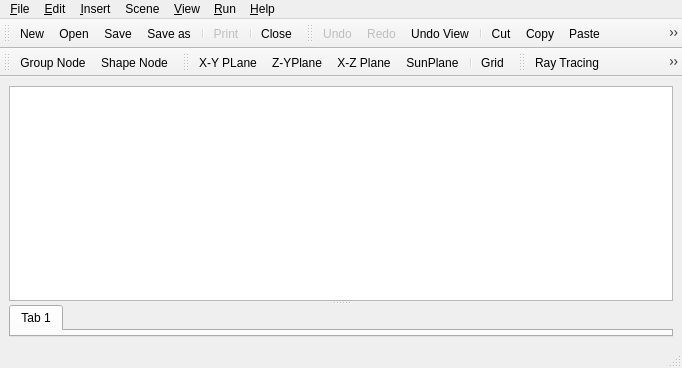
Above: source/application/gui/MainWindow.ui from CST-Modelling-Tools/TonatiuhPP before the change. Below: the same form after it.
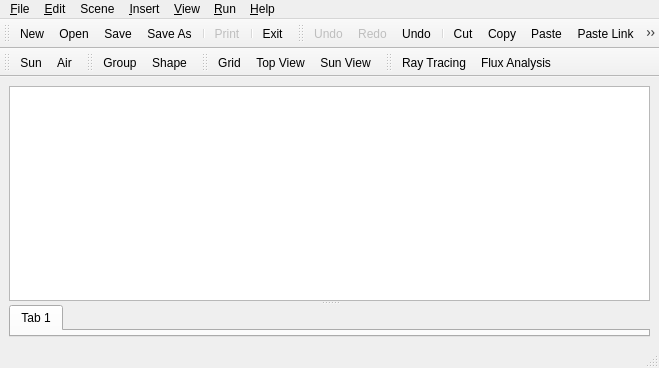
That is the form after the change. Icons and pictures are not drawn. Custom widgets are drawn as their Qt base class.

The edit to the form file:
```diff
--- a/source/application/gui/MainWindow.ui
+++ b/source/application/gui/MainWindow.ui
@@ -9,7 +9,7 @@
    <rect>
     <x>0</x>
     <y>0</y>
-    <width>682</width>
+    <width>659</width>
     <height>368</height>
    </rect>
   </property>
@@ -92,7 +92,7 @@
     <rect>
      <x>0</x>
      <y>0</y>
-     <width>682</width>
+     <width>659</width>
      <height>21</height>
     </rect>
    </property>
@@ -232,8 +232,8 @@
    </widget>
    <addaction name="menuFile"/>
    <addaction name="menuEdit"/>
-   <addaction name="menuInsert"/>
    <addaction name="menuEnvironment"/>
+   <addaction name="menuInsert"/>
    <addaction name="menuView"/>
    <addaction name="menu_Raytrace"/>
    <addaction name="menuHelp"/>
@@ -284,6 +284,19 @@
    <addaction name="actionPasteLink"/>
    <addaction name="actionDelete"/>
   </widget>
+  <widget class="QToolBar" name="sceneToolBar">
+   <property name="windowTitle">
+    <string>toolBar</string>
+   </property>
+   <attribute name="toolBarArea">
+    <enum>TopToolBarArea</enum>
+   </attribute>
+   <attribute name="toolBarBreak">
+    <bool>true</bool>
+   </attribute>
+   <addaction name="actionDefineSunLight"/>
+   <addaction name="actionDefineTransmissivity"/>
+  </widget>
   <widget class="QToolBar" name="insertToolBar">
    <property name="windowTitle">
     <string>Node Kits</string>
@@ -292,7 +305,7 @@
     <enum>TopToolBarArea</enum>
    </attribute>
    <attribute name="toolBarBreak">
-    <bool>true</bool>
+    <bool>false</bool>
    </attribute>
    <addaction name="actionNode"/>
    <addaction name="actionSurfaceNode"/>
@@ -307,12 +320,9 @@
    <attribute name="toolBarBreak">
     <bool>false</bool>
    </attribute>
-   <addaction name="action_X_Y_Plane"/>
-   <addaction name="action_Y_Z_Plane"/>
+   <addaction name="actionGrid"/>
    <addaction name="action_X_Z_Plane"/>
    <addaction name="actionSunPlane"/>
-   <addaction name="separator"/>
-   <addaction name="actionGrid"/>
   </widget>
   <widget class="QToolBar" name="raytraceToolBar">
    <property name="windowTitle">
@@ -342,7 +352,7 @@
      <normaloff>:/icons/open.png</normaloff>:/icons/open.png</iconset>
    </property>
    <property name="text">
-    <string>&amp;Open ...</string>
+    <string>&amp;Open...</string>
    </property>
   </action>
   <action name="actionSave">
@@ -360,7 +370,7 @@
      <normaloff>:/icons/saveas.png</normaloff>:/icons/saveas.png</iconset>
    </property>
    <property name="text">
-    <string>Save &amp;as ...</string>
+    <string>Save &amp;As...</string>
    </property>
   </action>
   <action name="actionPrint">
@@ -381,7 +391,7 @@
      <normaloff>:/icons/close.png</normaloff>:/icons/close.png</iconset>
    </property>
    <property name="text">
-    <string>&amp;Close</string>
+    <string>E&amp;xit</string>
    </property>
   </action>
   <action name="actionUndo">
@@ -488,7 +498,7 @@
      <normaloff>:/icons/undoView.png</normaloff>:/icons/undoView.png</iconset>
    </property>
    <property name="text">
-    <string>Undo View</string>
+    <string>Undo...</string>
    </property>
   </action>
   <action name="actionNode">
@@ -497,7 +507,7 @@
      <normaloff>:/icons/nodeGroup.png</normaloff>:/icons/nodeGroup.png</iconset>
    </property>
    <property name="text">
-    <string>Group Node</string>
+    <string>Group</string>
    </property>
   </action>
   <action name="actionDisplayRays">
@@ -552,7 +562,7 @@
      <normaloff>:/icons/nodeShape.png</normaloff>:/icons/nodeShape.png</iconset>
    </property>
    <property name="text">
-    <string>Shape Node</string>
+    <string>Shape</string>
    </property>
   </action>
   <action name="action_X_Y_Plane">
@@ -570,7 +580,7 @@
      <normaloff>:/icons/viewer_viewXZ.png</normaloff>:/icons/viewer_viewXZ.png</iconset>
    </property>
    <property name="text">
-    <string>X-Z Plane</string>
+    <string>Top View</string>
    </property>
   </action>
   <action name="action_Y_Z_Plane">
@@ -579,7 +589,7 @@
      <normaloff>:/icons/viewer_viewYZ.png</normaloff>:/icons/viewer_viewYZ.png</iconset>
    </property>
    <property name="text">
-    <string>Z-YPlane</string>
+    <string>Z-Y Plane</string>
    </property>
   </action>
   <action name="actionDefineSunLight">
@@ -670,7 +680,7 @@
      <normaloff>:/icons/viewer_viewSun.png</normaloff>:/icons/viewer_viewSun.png</iconset>
    </property>
    <property name="text">
-    <string>SunPlane</string>
+    <string>Sun View</string>
    </property>
   </action>
   <action name="actionGridSettings">
@@ -757,7 +767,7 @@
      <normaloff>:/icons/fluxdistribution.png</normaloff>:/icons/fluxdistribution.png</iconset>
    </property>
    <property name="text">
-    <string>Flux Analysis ...</string>
+    <string>Flux Analysis...</string>
    </property>
   </action>
   <action name="actionA">
```
Left out of the diff: 118 changed lines with no effect on the pictures.
